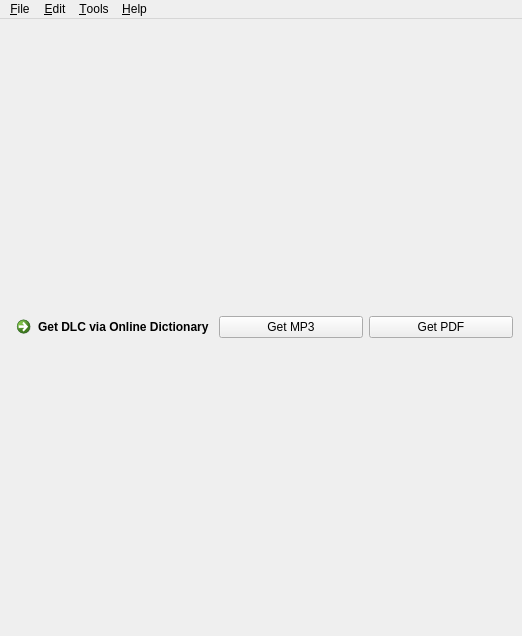
First picture: the form in design/main.ui, repository kokimame/joytan, before the edit.
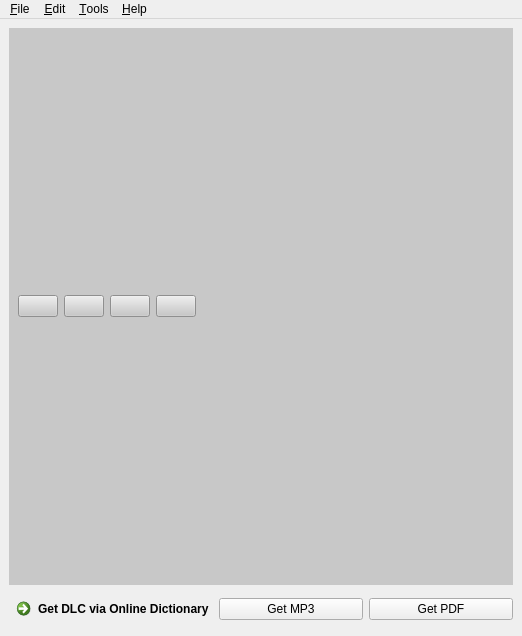
Second picture: the form after the edit.

Commit message: Moved buttons of bundle ui to the bottom of framelist

```diff
--- a/design/main.ui
+++ b/design/main.ui
@@ -16,7 +16,61 @@
   <widget class="QWidget" name="centralwidget">
    <layout class="QVBoxLayout" name="verticalLayout_2">
     <item>
-     <layout class="QVBoxLayout" name="verticalLayout"/>
+     <layout class="QVBoxLayout" name="verticalLayout">
+      <property name="spacing">
+       <number>0</number>
+      </property>
+      <item>
+       <widget class="QWidget" name="buttonBox" native="true">
+        <property name="styleSheet">
+         <string notr="true">background-color: rgb(200,200,200)</string>
+        </property>
+        <layout class="QHBoxLayout" name="horizontalLayout">
+         <item>
+          <widget class="QPushButton" name="addButton">
+           <property name="text">
+            <string/>
+           </property>
+          </widget>
+         </item>
+         <item>
+          <widget class="QPushButton" name="delButton">
+           <property name="text">
+            <string/>
+           </property>
+          </widget>
+         </item>
+         <item>
+          <widget class="QPushButton" name="editButton">
+           <property name="text">
+            <string/>
+           </property>
+          </widget>
+         </item>
+         <item>
+          <widget class="QPushButton" name="configButton">
+           <property name="text">
+            <string/>
+           </property>
+          </widget>
+         </item>
+         <item>
+          <spacer name="horizontalSpacer">
+           <property name="orientation">
+            <enum>Qt::Horizontal</enum>
+           </property>
+           <property name="sizeHint" stdset="0">
+            <size>
+             <width>40</width>
+             <height>20</height>
+            </size>
+           </property>
+          </spacer>
+         </item>
+        </layout>
+       </widget>
+      </item>
+     </layout>
     </item>
     <item>
      <layout class="QGridLayout" name="gridLayout">
```
The commit also changes 9 other files.
